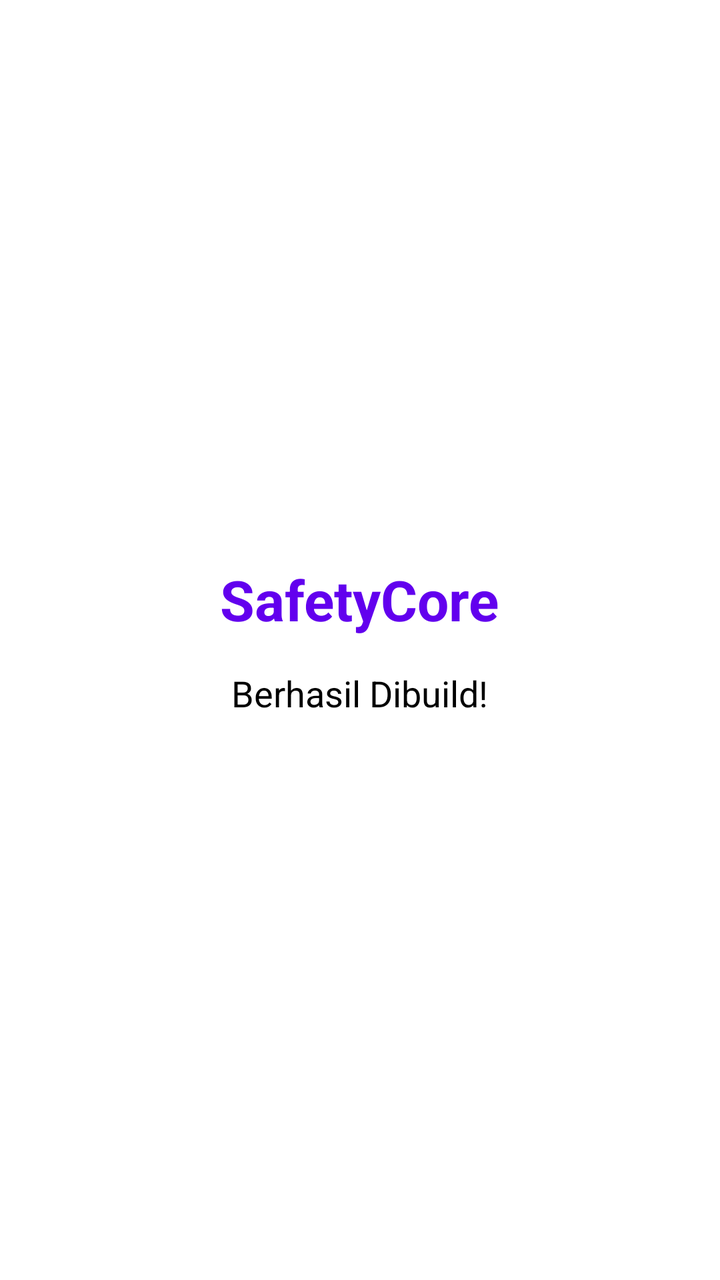
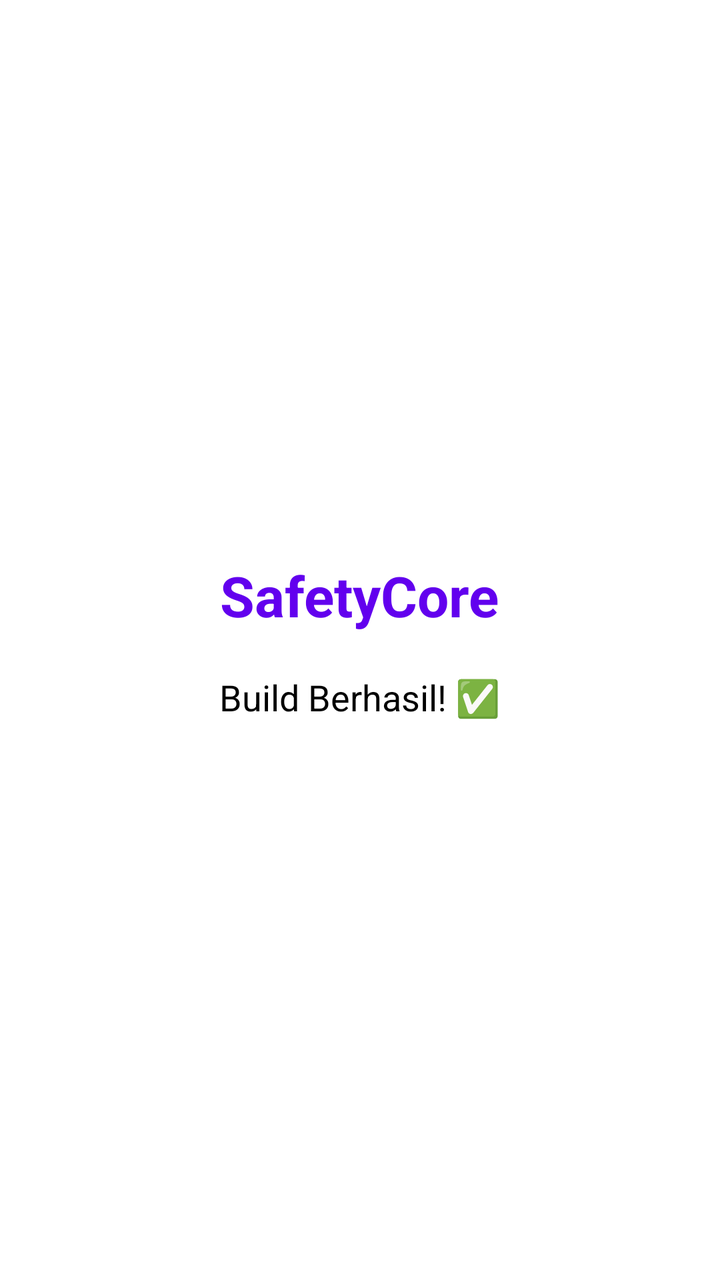

Two renders of the same Android screen: before a commit and after it. Below are the layout's source before the change and the commit's diff.
<!-- AndroidManifest.xml: application theme Theme.AppCompat.Light.DarkActionBar -->
<!-- res/layout/activity_settings.xml -->
<?xml version="1.0" encoding="utf-8"?>
<LinearLayout xmlns:android="http://schemas.android.com/apk/res/android"
    android:layout_width="match_parent"
    android:layout_height="match_parent"
    android:orientation="vertical"
    android:padding="16dp"
    android:gravity="center">

    <TextView
        android:layout_width="wrap_content"
        android:layout_height="wrap_content"
        android:text="SafetyCore"
        android:textSize="28sp"
        android:textStyle="bold"
        android:textColor="@color/colorPrimary"/>

    <TextView
        android:layout_width="wrap_content"
        android:layout_height="wrap_content"
        android:text="Berhasil Dibuild!"
        android:textSize="18sp"
        android:layout_marginTop="16dp"/>

</LinearLayout>
<!-- resources referenced by this layout -->
<resources>
  <color name="colorPrimary">#6200EE</color>
  <style name="Theme.AppCompat.Light.DarkActionBar" parent="Theme.AppCompat.Light.DarkActionBar">
          <item name="colorPrimary">@color/colorPrimary</item>
          <item name="colorPrimaryDark">@color/colorPrimaryDark</item>
          <item name="colorAccent">@color/colorAccent</item>
      </style>
  <color name="colorPrimaryDark">#3700B3</color>
  <color name="colorAccent">#FF4081</color>
</resources>

<!-- the commit's change to res/layout/activity_settings.xml (unified diff, before → after) -->
@@ -3,8 +3,8 @@
     android:layout_width="match_parent"
     android:layout_height="match_parent"
     android:orientation="vertical"
-    android:padding="16dp"
-    android:gravity="center">
+    android:gravity="center"
+    android:padding="24dp">
 
     <TextView
         android:layout_width="wrap_content"
@@ -17,8 +17,8 @@
     <TextView
         android:layout_width="wrap_content"
         android:layout_height="wrap_content"
-        android:text="Berhasil Dibuild!"
+        android:text="Build Berhasil! ✅"
         android:textSize="18sp"
-        android:layout_marginTop="16dp"/>
+        android:layout_marginTop="20dp"/>
 
 </LinearLayout>
